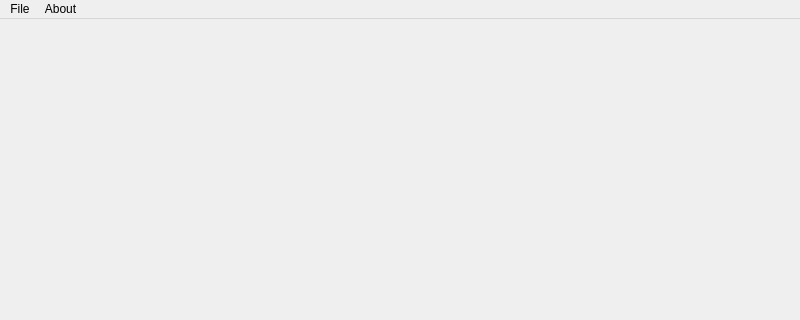
First picture: the form in player.ui, repository alee14-projects/erable-godot, before the edit; both pictures show x 0 to 800 and y 0 to 320 of the 800 by 600 pixel window.
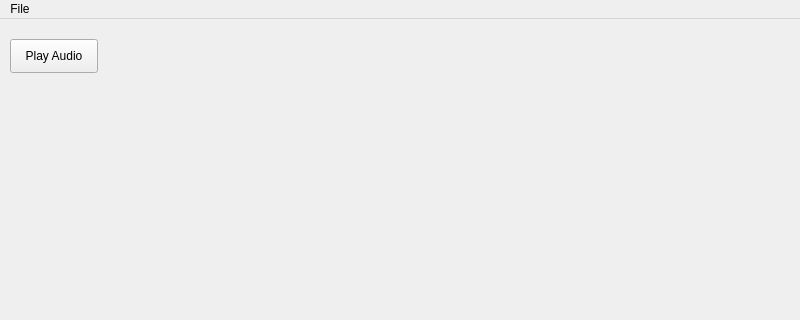
Second picture: the form after the edit.

Commit message: Added about page and finally music is playing :D

Patch:
```diff
--- a/player.ui
+++ b/player.ui
@@ -13,7 +13,21 @@
   <property name="windowTitle">
    <string>Player</string>
   </property>
-  <widget class="QWidget" name="centralwidget"/>
+  <widget class="QWidget" name="centralwidget">
+   <widget class="QPushButton" name="pushButton">
+    <property name="geometry">
+     <rect>
+      <x>10</x>
+      <y>20</y>
+      <width>88</width>
+      <height>34</height>
+     </rect>
+    </property>
+    <property name="text">
+     <string>Play Audio</string>
+    </property>
+   </widget>
+  </widget>
   <widget class="QMenuBar" name="menubar">
    <property name="geometry">
     <rect>
@@ -29,13 +43,7 @@
     </property>
     <addaction name="actionQuit"/>
    </widget>
-   <widget class="QMenu" name="menuAbout">
-    <property name="title">
-     <string>About</string>
-    </property>
-   </widget>
    <addaction name="menuFile"/>
-   <addaction name="menuAbout"/>
   </widget>
   <widget class="QStatusBar" name="statusbar"/>
   <action name="actionQuit">
```
Left out of the diff: 8 changed lines with no effect on the pictures. The commit also changes 6 other files.
